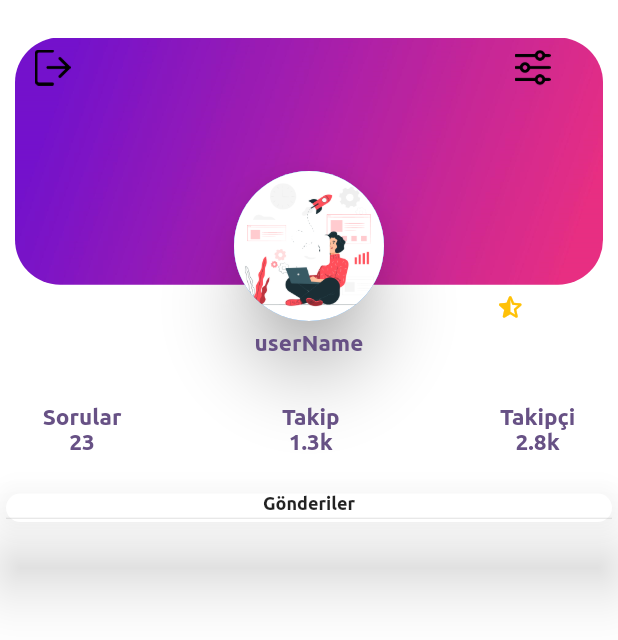
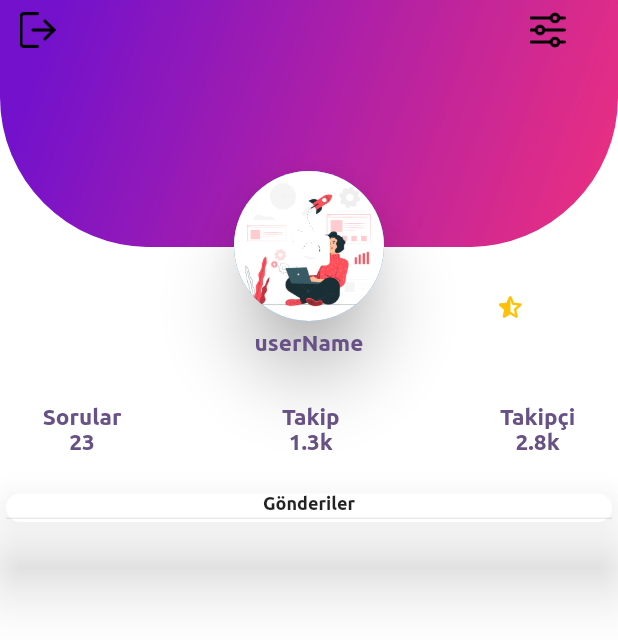
Before and after one commit to algorr/annepedia, a Flutter app: the ProfilePage screen opened directly, on a phone screen of 412 x 824 dp. Shown: the top 640 px of the screen. Run offline on Flutter 3.47's test engine with Material 2 defaults, Android fonts, the phone set to English and light mode, and no system bars; our stand-ins replace cloud_firestore, firebase_auth, firebase_core, get_it; accounts and stored records are empty.

Commit message:
profile page design changed username set by email indexof @

```diff
--- a/lib/Authentication/registerPage.dart
+++ b/lib/Authentication/registerPage.dart
@@ -19,16 +19,13 @@ class _RegisterPageState extends State<RegisterPage> {
   final FirebaseAuth _auth = FirebaseAuth.instance;
   final GlobalKey<FormState> _formKey = GlobalKey<FormState>();
 
-  //TextEditingController _displayUsername = TextEditingController();
-  //TextEditingController _emailController = TextEditingController();
-  //TextEditingController _passwordController = TextEditingController();
 
   String _email, _password, _userName;
 
   void _emailSifreKullaniciOlustur(BuildContext context) async {
     _formKey.currentState.save();
     debugPrint(
-        "email: " + _email + "şifre:" + _password);
+        "email: " + _email + "şifre:" + _password + "kullanıcı:" + _userName);
     final _userModel = Provider.of<UserModel>(context,listen: false);
     Users _kayitOlanUser = await _userModel.createUserWithEmailandPassword(_email, _password, _userName);
       Navigator.of(context).push(MaterialPageRoute(builder: (context)=>HomePage(user: _kayitOlanUser)));
--- a/lib/models/user.dart
+++ b/lib/models/user.dart
@@ -16,7 +16,7 @@ class Users {
     return {
       'userID' : userID,
       'email' : email,
-      'userName' : userName,
+      'userName' : userName ?? email.substring(0, email.indexOf('@')),
       'profilURL' : profilURL ?? '',
       'createdAt' : createdAt ?? FieldValue.serverTimestamp(),
       'updatedAt' : updatedAt ?? FieldValue.serverTimestamp(),
--- a/lib/pages/profile_page.dart
+++ b/lib/pages/profile_page.dart
@@ -2,12 +2,9 @@ import 'dart:ui';
 import 'package:annepedia/models/user.dart';
 import 'package:annepedia/services/auth_base.dart';
 import 'package:annepedia/services/firebase_auth_service.dart';
-import 'package:annepedia/viewmodel/user_model.dart';
 import 'package:flutter/cupertino.dart';
 import 'package:flutter/material.dart';
-import 'package:provider/provider.dart';
 import '../locator.dart';
-import 'home_page.dart';
 import 'wellComePage.dart';
 
 class ProfilePage extends StatefulWidget {
@@ -33,11 +30,11 @@ class _ProfilePageState extends State<ProfilePage> {
                 Column(
                   children: [
                     Container(
-                      margin: EdgeInsets.only(top: 25, left: 10, right: 10),
+                      //margin: EdgeInsets.only(top: 25),
                       width: MediaQuery.of(context).size.width,
                       height: MediaQuery.of(context).size.height * 0.2,
                       decoration: BoxDecoration(
-                          borderRadius: BorderRadius.all(Radius.circular(30)),
+                          borderRadius: BorderRadius.only(bottomRight: Radius.circular(100),bottomLeft: Radius.circular(100)),
                           image: DecorationImage(
                               image: AssetImage('assets/images/realcoli.jpg'),
                               fit: BoxFit.fitWidth)),
@@ -55,7 +52,7 @@ class _ProfilePageState extends State<ProfilePage> {
                             ),
                           ),
                           Container(
-                            margin: EdgeInsets.only(left: 280),
+                            margin: EdgeInsets.only(left: 300),
                             child: CircleAvatar(
                               backgroundColor: Colors.transparent,
                               child: IconButton(
--- a/lib/services/firebase_auth_service.dart
+++ b/lib/services/firebase_auth_service.dart
@@ -19,6 +19,7 @@ class FirebaseAuthService implements AuthBase {
   Users _userFromFirebase(User user) {
     if (user == null) return null;
     return Users(userID: user.uid, email: user.email, userName: user.displayName);
+
   }
 
   @override
@@ -39,6 +40,7 @@ class FirebaseAuthService implements AuthBase {
       User user = (await _firebaseAuth.createUserWithEmailAndPassword(
               email: email, password: password))
           .user;
+      print("şuan ki kullanıcı'nın kullanıcı adı : ${_userFromFirebase(user).userName}");
       return _userFromFirebase(user);
     } catch (e) {
       print("firebase kayıt hatalı " +e.toString());
```
